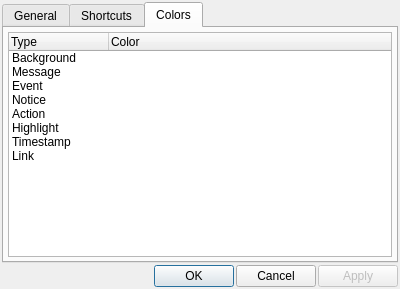
First picture: the form in Quazaa/UI/dialogircsettings.ui, repository c3c/quazaa, before the edit.
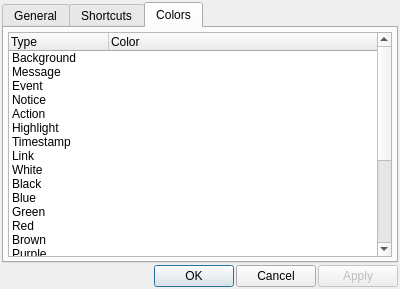
Second picture: the form after the edit. The open tabs and pages were chosen to show the change. Icons and pictures are not drawn. Custom widgets are drawn as their Qt base class.

Commit message:
Made palette colors customizable through Irc colors widget page.
Changed core files to start with but I have now managed to do this
without changing core files.

```diff
--- a/Quazaa/UI/dialogircsettings.ui
+++ b/Quazaa/UI/dialogircsettings.ui
@@ -370,6 +370,134 @@
            <set>ItemIsSelectable|ItemIsEditable|ItemIsEnabled</set>
           </property>
          </item>
+         <item>
+          <property name="text">
+           <string>White</string>
+          </property>
+          <property name="flags">
+           <set>ItemIsSelectable|ItemIsEditable|ItemIsEnabled</set>
+          </property>
+         </item>
+         <item>
+          <property name="text">
+           <string>Black</string>
+          </property>
+          <property name="flags">
+           <set>ItemIsSelectable|ItemIsEditable|ItemIsEnabled</set>
+          </property>
+         </item>
+         <item>
+          <property name="text">
+           <string>Blue</string>
+          </property>
+          <property name="flags">
+           <set>ItemIsSelectable|ItemIsEditable|ItemIsEnabled</set>
+          </property>
+         </item>
+         <item>
+          <property name="text">
+           <string>Green</string>
+          </property>
+          <property name="flags">
+           <set>ItemIsSelectable|ItemIsEditable|ItemIsEnabled</set>
+          </property>
+         </item>
+         <item>
+          <property name="text">
+           <string>Red</string>
+          </property>
+          <property name="flags">
+           <set>ItemIsSelectable|ItemIsEditable|ItemIsEnabled</set>
+          </property>
+         </item>
+         <item>
+          <property name="text">
+           <string>Brown</string>
+          </property>
+          <property name="flags">
+           <set>ItemIsSelectable|ItemIsEditable|ItemIsEnabled</set>
+          </property>
+         </item>
+         <item>
+          <property name="text">
+           <string>Purple</string>
+          </property>
+          <property name="flags">
+           <set>ItemIsSelectable|ItemIsEditable|ItemIsEnabled</set>
+          </property>
+         </item>
+         <item>
+          <property name="text">
+           <string>Orange</string>
+          </property>
+          <property name="flags">
+           <set>ItemIsSelectable|ItemIsEditable|ItemIsEnabled</set>
+          </property>
+         </item>
+         <item>
+          <property name="text">
+           <string>Yellow</string>
+          </property>
+          <property name="flags">
+           <set>ItemIsSelectable|ItemIsEditable|ItemIsEnabled</set>
+          </property>
+         </item>
+         <item>
+          <property name="text">
+           <string>Light Green</string>
+          </property>
+          <property name="flags">
+           <set>ItemIsSelectable|ItemIsEditable|ItemIsEnabled</set>
+          </property>
+         </item>
+         <item>
+          <property name="text">
+           <string>Cyan</string>
+          </property>
+          <property name="flags">
+           <set>ItemIsSelectable|ItemIsEditable|ItemIsEnabled</set>
+          </property>
+         </item>
+         <item>
+          <property name="text">
+           <string>Light Cyan</string>
+          </property>
+          <property name="flags">
+           <set>ItemIsSelectable|ItemIsEditable|ItemIsEnabled</set>
+          </property>
+         </item>
+         <item>
+          <property name="text">
+           <string>Light Blue</string>
+          </property>
+          <property name="flags">
+           <set>ItemIsSelectable|ItemIsEditable|ItemIsEnabled</set>
+          </property>
+         </item>
+         <item>
+          <property name="text">
+           <string>Pink</string>
+          </property>
+          <property name="flags">
+           <set>ItemIsSelectable|ItemIsEditable|ItemIsEnabled</set>
+          </property>
+         </item>
+         <item>
+          <property name="text">
+           <string>Gray</string>
+          </property>
+          <property name="flags">
+           <set>ItemIsSelectable|ItemIsEditable|ItemIsEnabled</set>
+          </property>
+         </item>
+         <item>
+          <property name="text">
+           <string>Light Gray</string>
+          </property>
+          <property name="flags">
+           <set>ItemIsSelectable|ItemIsEditable|ItemIsEnabled</set>
+          </property>
+         </item>
         </widget>
        </item>
       </layout>
```
Left out of the diff: 46 changed lines with no effect on the pictures. The commit also changes 3 other files.
